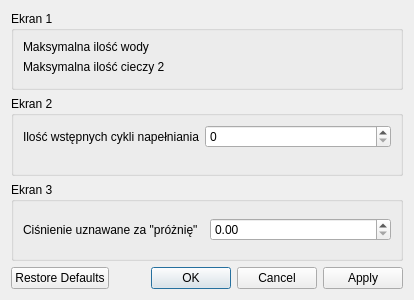
Above: app/ustawieniatestu.ui from wiacekmarcin/StanowiskoChemiczne before the change. Below: the same form after it.
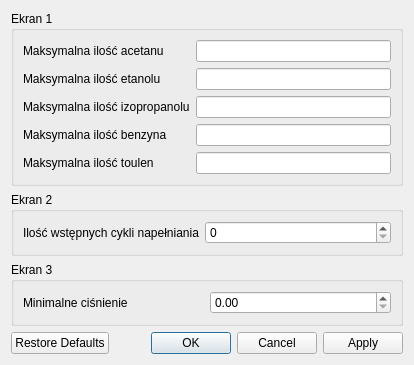
That is the form after the change. Custom widgets are drawn as their Qt base class.

```diff
--- a/app/ustawieniatestu.ui
+++ b/app/ustawieniatestu.ui
@@ -23,17 +23,53 @@
       <item row="0" column="0">
        <widget class="QLabel" name="label_2">
         <property name="text">
-         <string>Maksymalna ilość wody</string>
+         <string>Maksymalna ilość acetanu</string>
         </property>
        </widget>
       </item>
       <item row="1" column="0">
        <widget class="QLabel" name="label_3">
         <property name="text">
-         <string>Maksymalna ilość cieczy 2</string>
+         <string>Maksymalna ilość etanolu</string>
         </property>
        </widget>
       </item>
+      <item row="2" column="0">
+       <widget class="QLabel" name="label_4">
+        <property name="text">
+         <string>Maksymalna ilość izopropanolu</string>
+        </property>
+       </widget>
+      </item>
+      <item row="3" column="0">
+       <widget class="QLabel" name="label_5">
+        <property name="text">
+         <string>Maksymalna ilość benzyna</string>
+        </property>
+       </widget>
+      </item>
+      <item row="4" column="0">
+       <widget class="QLabel" name="label_6">
+        <property name="text">
+         <string>Maksymalna ilość toulen</string>
+        </property>
+       </widget>
+      </item>
+      <item row="0" column="1">
+       <widget class="DoubleLineEdit" name="ekran1_acetan"/>
+      </item>
+      <item row="1" column="1">
+       <widget class="DoubleLineEdit" name="ekran1_etanol"/>
+      </item>
+      <item row="2" column="1">
+       <widget class="DoubleLineEdit" name="ekran1_izopropanol"/>
+      </item>
+      <item row="3" column="1">
+       <widget class="DoubleLineEdit" name="ekran1_benzyna"/>
+      </item>
+      <item row="4" column="1">
+       <widget class="DoubleLineEdit" name="ekran1_toulen"/>
+      </item>
      </layout>
     </widget>
    </item>
@@ -65,7 +101,7 @@
       <item row="0" column="0">
        <widget class="QLabel" name="label">
         <property name="text">
-         <string>Ciśnienie uznawane za &quot;próżnię&quot;</string>
+         <string>Minimalne ciśnienie</string>
         </property>
        </widget>
       </item>
@@ -87,6 +123,13 @@
    </item>
   </layout>
  </widget>
+ <customwidgets>
+  <customwidget>
+   <class>DoubleLineEdit</class>
+   <extends>QLineEdit</extends>
+   <header>doublelineedit.h</header>
+  </customwidget>
+ </customwidgets>
  <resources/>
  <connections>
   <connection>
```
Left out of the diff: 2 changed lines with no effect on the pictures.
